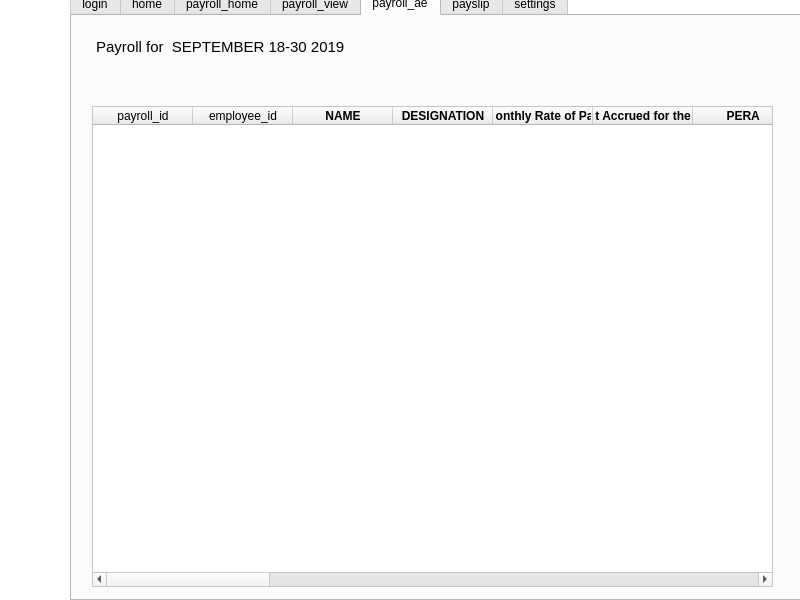
Qt form Payroll_System.ui (jaspernicholfabella/payroll-system) before a commit.
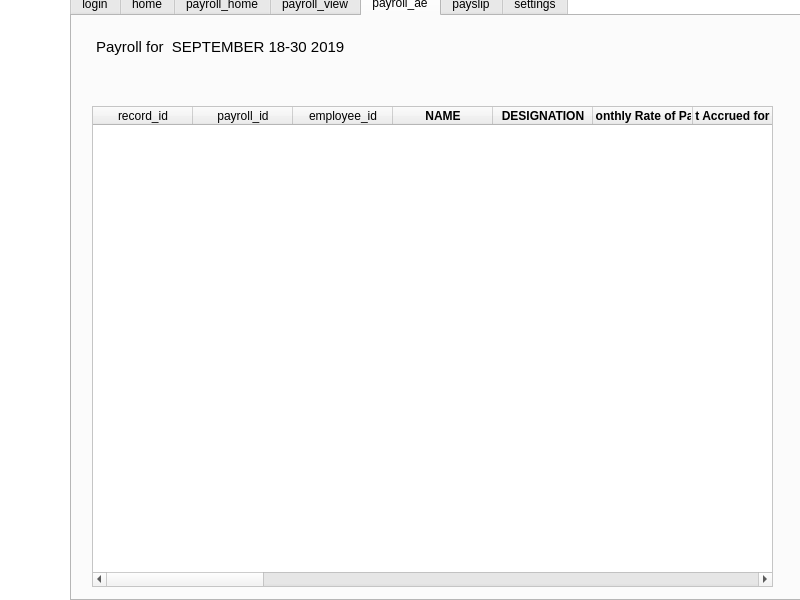
The same form after that commit. The open tabs and pages were chosen to show the change. Icons and pictures are not drawn.

Commit message: adding changes to hte pyroll record

The edit to the form file:
```diff
--- a/Payroll_System.ui
+++ b/Payroll_System.ui
@@ -1318,6 +1318,11 @@
         <height>481</height>
        </rect>
       </property>
+      <column>
+       <property name="text">
+        <string>record_id</string>
+       </property>
+      </column>
       <column>
        <property name="text">
         <string>payroll_id</string>
```
Left out of the diff: 2 changed lines with no effect on the pictures. The commit also changes 7 other files.
